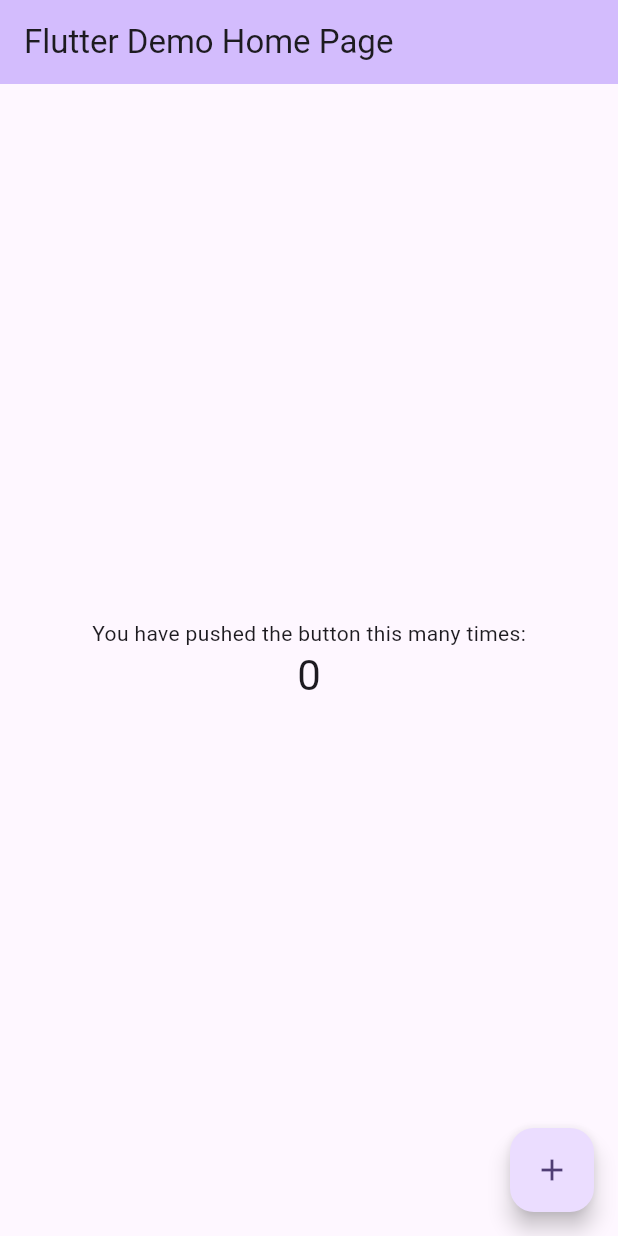
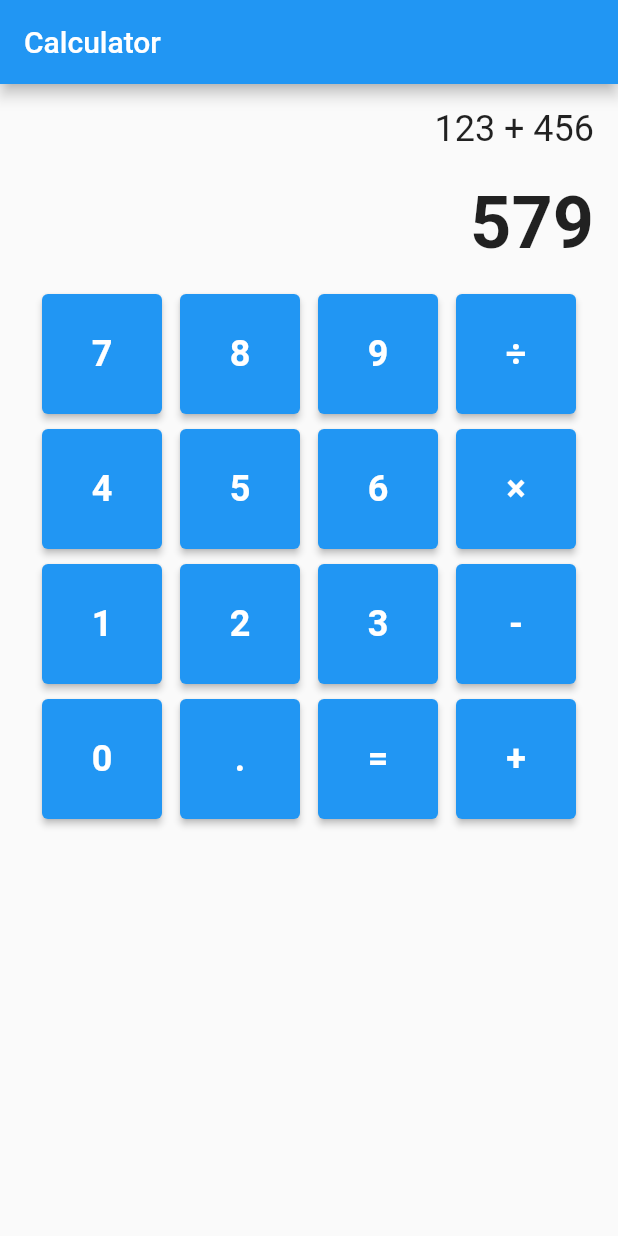
Before and after one commit to Arif111866/Flutter_calculator_UI, a Flutter app: the screen it shows after launch, on a phone screen of 412 x 824 dp. Run offline on Flutter 3.47's test engine with Material 2 defaults, Android fonts, the phone set to English and light mode, and no system bars.

Commit message:
created a calulator project

```diff
--- a/lib/main.dart
+++ b/lib/main.dart
@@ -1,125 +1,103 @@
 import 'package:flutter/material.dart';
 
 void main() {
-  runApp(const MyApp());
+  runApp(CalculatorApp());
 }
 
-class MyApp extends StatelessWidget {
-  const MyApp({super.key});
-
-  // This widget is the root of your application.
+class CalculatorApp extends StatelessWidget {
   @override
   Widget build(BuildContext context) {
     return MaterialApp(
-      title: 'Flutter Demo',
-      theme: ThemeData(
-        // This is the theme of your application.
-        //
-        // TRY THIS: Try running your application with "flutter run". You'll see
-        // the application has a blue toolbar. Then, without quitting the app,
-        // try changing the seedColor in the colorScheme below to Colors.green
-        // and then invoke "hot reload" (save your changes or press the "hot
-        // reload" button in a Flutter-supported IDE, or press "r" if you used
-        // the command line to start the app).
-        //
-        // Notice that the counter didn't reset back to zero; the application
-        // state is not lost during the reload. To reset the state, use hot
-        // restart instead.
-        //
-        // This works for code too, not just values: Most code changes can be
-        // tested with just a hot reload.
-        colorScheme: ColorScheme.fromSeed(seedColor: Colors.deepPurple),
-        useMaterial3: true,
-      ),
-      home: const MyHomePage(title: 'Flutter Demo Home Page'),
+      title: 'Calculator App',
+      theme: ThemeData(primarySwatch: Colors.blue),
+      home: CalculatorScreen(),
     );
   }
 }
 
-class MyHomePage extends StatefulWidget {
-  const MyHomePage({super.key, required this.title});
-
-  // This widget is the home page of your application. It is stateful, meaning
-  // that it has a State object (defined below) that contains fields that affect
-  // how it looks.
-
-  // This class is the configuration for the state. It holds the values (in this
-  // case the title) provided by the parent (in this case the App widget) and
-  // used by the build method of the State. Fields in a Widget subclass are
-  // always marked "final".
-
-  final String title;
-
-  @override
-  State<MyHomePage> createState() => _MyHomePageState();
-}
-
-class _MyHomePageState extends State<MyHomePage> {
-  int _counter = 0;
-
-  void _incrementCounter() {
-    setState(() {
-      // This call to setState tells the Flutter framework that something has
-      // changed in this State, which causes it to rerun the build method below
-      // so that the display can reflect the updated values. If we changed
-      // _counter without calling setState(), then the build method would not be
-      // called again, and so nothing would appear to happen.
-      _counter++;
-    });
-  }
-
+class CalculatorScreen extends StatelessWidget {
   @override
   Widget build(BuildContext context) {
-    // This method is rerun every time setState is called, for instance as done
-    // by the _incrementCounter method above.
-    //
-    // The Flutter framework has been optimized to make rerunning build methods
-    // fast, so that you can just rebuild anything that needs updating rather
-    // than having to individually change instances of widgets.
     return Scaffold(
-      appBar: AppBar(
-        // TRY THIS: Try changing the color here to a specific color (to
-        // Colors.amber, perhaps?) and trigger a hot reload to see the AppBar
-        // change color while the other colors stay the same.
-        backgroundColor: Theme.of(context).colorScheme.inversePrimary,
-        // Here we take the value from the MyHomePage object that was created by
-        // the App.build method, and use it to set our appbar title.
-        title: Text(widget.title),
-      ),
-      body: Center(
-        // Center is a layout widget. It takes a single child and positions it
-        // in the middle of the parent.
+      appBar: AppBar(title: Text('Calculator')),
+      body: Padding(
+        padding: const EdgeInsets.all(16.0),
         child: Column(
-          // Column is also a layout widget. It takes a list of children and
-          // arranges them vertically. By default, it sizes itself to fit its
-          // children horizontally, and tries to be as tall as its parent.
-          //
-          // Column has various properties to control how it sizes itself and
-          // how it positions its children. Here we use mainAxisAlignment to
-          // center the children vertically; the main axis here is the vertical
-          // axis because Columns are vertical (the cross axis would be
-          // horizontal).
-          //
-          // TRY THIS: Invoke "debug painting" (choose the "Toggle Debug Paint"
-          // action in the IDE, or press "p" in the console), to see the
-          // wireframe for each widget.
-          mainAxisAlignment: MainAxisAlignment.center,
-          children: <Widget>[
-            const Text(
-              'You have pushed the button this many times:',
+          crossAxisAlignment: CrossAxisAlignment.end,
+          children: [
+            Text(
+              '123 + 456', // Display the ongoing calculation or result here
+              style: TextStyle(fontSize: 24),
             ),
+            SizedBox(height: 20),
             Text(
-              '$_counter',
-              style: Theme.of(context).textTheme.headlineMedium,
+              '579', // Display the current input here
+              style: TextStyle(fontSize: 48, fontWeight: FontWeight.bold),
+            ),
+            SizedBox(height: 20),
+            Row(
+              mainAxisAlignment: MainAxisAlignment.spaceEvenly,
+              children: [
+                CalculatorButton(text: '7'),
+                CalculatorButton(text: '8'),
+                CalculatorButton(text: '9'),
+                CalculatorButton(text: '÷'),
+              ],
+            ),
+            SizedBox(height: 10),
+            Row(
+              mainAxisAlignment: MainAxisAlignment.spaceEvenly,
+              children: [
+                CalculatorButton(text: '4'),
+                CalculatorButton(text: '5'),
+                CalculatorButton(text: '6'),
+                CalculatorButton(text: '×'),
+              ],
+            ),
+            SizedBox(height: 10),
+            Row(
+              mainAxisAlignment: MainAxisAlignment.spaceEvenly,
+              children: [
+                CalculatorButton(text: '1'),
+                CalculatorButton(text: '2'),
+                CalculatorButton(text: '3'),
+                CalculatorButton(text: '-'),
+              ],
+            ),
+            SizedBox(height: 10),
+            Row(
+              mainAxisAlignment: MainAxisAlignment.spaceEvenly,
+              children: [
+                CalculatorButton(text: '0'),
+                CalculatorButton(text: '.'),
+                CalculatorButton(text: '='),
+                CalculatorButton(text: '+'),
+              ],
             ),
           ],
         ),
       ),
-      floatingActionButton: FloatingActionButton(
-        onPressed: _incrementCounter,
-        tooltip: 'Increment',
-        child: const Icon(Icons.add),
-      ), // This trailing comma makes auto-formatting nicer for build methods.
     );
   }
 }
+
+class CalculatorButton extends StatelessWidget {
+  final String text;
+
+  const CalculatorButton({required this.text});
+
+  @override
+  Widget build(BuildContext context) {
+    return Container(
+      width: 80,
+      height: 80,
+      child: ElevatedButton(
+        onPressed: () {},
+        child: Text(
+          text,
+          style: TextStyle(fontSize: 24, fontWeight: FontWeight.bold),
+        ),
+      ),
+    );
+  }
+}
--- a/pubspec.yaml
+++ b/pubspec.yaml
@@ -30,6 +30,8 @@ environment:
 dependencies:
   flutter:
     sdk: flutter
+  math_expressions: ^2.1.0
+
 
 
   # The following adds the Cupertino Icons font to your application.
```
Also changed, not shown: pubspec.lock.
